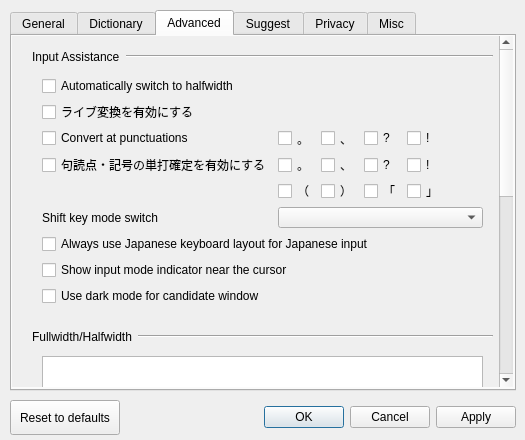
The window that src/gui/config_dialog/config_dialog.ui (Masterisk-F/fcitx-mozkey) describes before a commit, drawn with Qt 5.
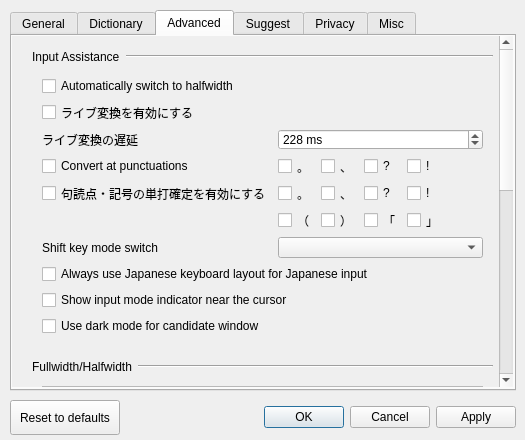
The same window after the commit. The open tabs and pages were chosen to show the change. Custom widgets are drawn as their Qt base class.

Commit message: Add configurable debounce for live conversion

The edit to the form file:
```diff
--- a/src/gui/config_dialog/config_dialog.ui
+++ b/src/gui/config_dialog/config_dialog.ui
@@ -669,7 +669,7 @@
          <x>0</x>
          <y>0</y>
          <width>485</width>
-         <height>775</height>
+         <height>805</height>
         </rect>
        </property>
        <widget class="QWidget" name="horizontalLayoutWidget_2">
@@ -710,7 +710,7 @@
           <x>30</x>
           <y>40</y>
           <width>441</width>
-          <height>230</height>
+          <height>260</height>
          </rect>
         </property>
         <layout class="QGridLayout" name="gridLayout_9">
@@ -734,13 +734,49 @@
          </item>
 
          <item row="2" column="0" colspan="3">
+          <widget class="QLabel" name="liveConversionDelayLabel">
+           <property name="toolTip">
+            <string>文字入力後、ライブ変換を開始するまでの待ち時間です。0 ms にすると即時変換します。</string>
+           </property>
+           <property name="text">
+            <string>ライブ変換の遅延</string>
+           </property>
+          </widget>
+         </item>
+         <item row="2" column="3" colspan="5">
+          <widget class="QSpinBox" name="liveConversionDelaySpinBox">
+           <property name="toolTip">
+            <string>文字入力後、ライブ変換を開始するまでの待ち時間です。0 ms にすると即時変換します。</string>
+           </property>
+           <property name="minimum">
+            <number>0</number>
+           </property>
+           <property name="maximum">
+            <number>1000</number>
+           </property>
+           <property name="singleStep">
+            <number>5</number>
+           </property>
+           <property name="value">
+            <number>228</number>
+           </property>
+           <property name="suffix">
+            <string> ms</string>
+           </property>
+           <property name="specialValueText">
+            <string>即時</string>
+           </property>
+          </widget>
+         </item>
+
+         <item row="3" column="0" colspan="3">
           <widget class="QCheckBox" name="useAutoConversion">
            <property name="text">
             <string>Convert at punctuations</string>
            </property>
           </widget>
          </item>
-         <item row="2" column="3">
+         <item row="3" column="3">
           <widget class="QCheckBox" name="kutenCheckBox">
            <property name="maximumSize">
             <size>
@@ -753,7 +789,7 @@
            </property>
           </widget>
          </item>
-         <item row="2" column="4">
+         <item row="3" column="4">
           <widget class="QCheckBox" name="toutenCheckBox">
            <property name="maximumSize">
             <size>
@@ -766,7 +802,7 @@
            </property>
           </widget>
          </item>
-         <item row="2" column="5">
+         <item row="3" column="5">
           <widget class="QCheckBox" name="questionMarkCheckBox">
            <property name="maximumSize">
             <size>
@@ -779,7 +815,7 @@
            </property>
           </widget>
          </item>
-         <item row="2" column="6">
+         <item row="3" column="6">
           <widget class="QCheckBox" name="exclamationMarkCheckBox">
            <property name="maximumSize">
             <size>
@@ -793,14 +829,14 @@
           </widget>
          </item>
 
-         <item row="3" column="0" colspan="3">
+         <item row="4" column="0" colspan="3">
           <widget class="QCheckBox" name="useDirectCommit">
            <property name="text">
             <string>句読点・記号の単打確定を有効にする</string>
            </property>
           </widget>
          </item>
-         <item row="3" column="3">
+         <item row="4" column="3">
           <widget class="QCheckBox" name="directCommitKutenCheckBox">
            <property name="maximumSize">
             <size>
@@ -813,7 +849,7 @@
            </property>
           </widget>
          </item>
-         <item row="3" column="4">
+         <item row="4" column="4">
           <widget class="QCheckBox" name="directCommitToutenCheckBox">
            <property name="maximumSize">
             <size>
@@ -826,7 +862,7 @@
            </property>
           </widget>
          </item>
-         <item row="3" column="5">
+         <item row="4" column="5">
           <widget class="QCheckBox" name="directCommitQuestionMarkCheckBox">
            <property name="maximumSize">
             <size>
@@ -839,7 +875,7 @@
            </property>
           </widget>
          </item>
-         <item row="3" column="6">
+         <item row="4" column="6">
           <widget class="QCheckBox" name="directCommitExclamationMarkCheckBox">
            <property name="maximumSize">
             <size>
@@ -853,7 +889,7 @@
           </widget>
          </item>
 
-         <item row="4" column="0" colspan="3">
+         <item row="5" column="0" colspan="3">
           <spacer name="horizontalSpacer_directCommit">
            <property name="orientation">
             <enum>Qt::Horizontal</enum>
@@ -866,7 +902,7 @@
            </property>
           </spacer>
          </item>
-         <item row="4" column="3">
+         <item row="5" column="3">
           <widget class="QCheckBox" name="directCommitOpenParenthesisCheckBox">
            <property name="maximumSize">
             <size>
@@ -879,7 +915,7 @@
            </property>
           </widget>
          </item>
-         <item row="4" column="4">
+         <item row="5" column="4">
           <widget class="QCheckBox" name="directCommitCloseParenthesisCheckBox">
            <property name="maximumSize">
             <size>
@@ -892,7 +928,7 @@
            </property>
           </widget>
          </item>
-         <item row="4" column="5">
+         <item row="5" column="5">
           <widget class="QCheckBox" name="directCommitOpenBracketCheckBox">
            <property name="maximumSize">
             <size>
@@ -905,7 +941,7 @@
            </property>
           </widget>
          </item>
-         <item row="4" column="6">
+         <item row="5" column="6">
           <widget class="QCheckBox" name="directCommitCloseBracketCheckBox">
            <property name="maximumSize">
             <size>
@@ -919,14 +955,14 @@
           </widget>
          </item>
 
-         <item row="5" column="0" colspan="3">
+         <item row="6" column="0" colspan="3">
           <widget class="QLabel" name="autoCorrectionLable_3">
            <property name="text">
             <string>Shift key mode switch</string>
            </property>
           </widget>
          </item>
-         <item row="5" column="3" colspan="5">
+         <item row="6" column="3" colspan="5">
           <widget class="QComboBox" name="shiftKeyModeSwitchComboBox">
            <property name="minimumSize">
             <size>
@@ -937,7 +973,7 @@
           </widget>
          </item>
 
-         <item row="6" column="0" colspan="8">
+         <item row="7" column="0" colspan="8">
           <widget class="QCheckBox" name="useJapaneseLayout">
            <property name="enabled">
             <bool>true</bool>
@@ -947,7 +983,7 @@
            </property>
           </widget>
          </item>
-         <item row="7" column="0" colspan="8">
+         <item row="8" column="0" colspan="8">
           <widget class="QCheckBox" name="useModeIndicator">
            <property name="enabled">
             <bool>true</bool>
@@ -957,7 +993,7 @@
            </property>
           </widget>
          </item>
-         <item row="8" column="0" colspan="8">
+         <item row="9" column="0" colspan="8">
           <widget class="QCheckBox" name="useDarkModeCandidateWindow">
            <property name="enabled">
             <bool>true</bool>
@@ -973,7 +1009,7 @@
         <property name="geometry">
          <rect>
           <x>20</x>
-          <y>290</y>
+          <y>320</y>
           <width>461</width>
           <height>21</height>
          </rect>
@@ -1005,7 +1041,7 @@
         <property name="geometry">
          <rect>
           <x>30</x>
-          <y>320</y>
+          <y>350</y>
           <width>441</width>
           <height>141</height>
          </rect>
```
Left out of the diff: 3 changed lines with no effect on the pictures. The commit also changes 13 other files.
